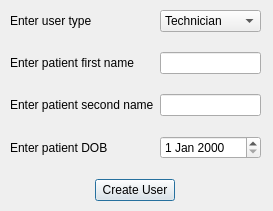
Above: createuser.ui from dan-yates1/pharmacy-system before the change. Below: the same form after it.
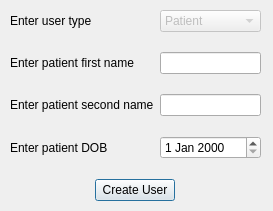
That is the form after the change. Icons and pictures are not drawn.

```diff
--- a/createuser.ui
+++ b/createuser.ui
@@ -37,14 +37,12 @@
       </item>
       <item row="0" column="1">
        <widget class="QComboBox" name="userTypeCombo">
+        <property name="enabled">
+         <bool>false</bool>
+        </property>
         <item>
          <property name="text">
-          <string>Technician</string>
-         </property>
-        </item>
-        <item>
-         <property name="text">
-          <string>Admin</string>
+          <string>Patient</string>
          </property>
         </item>
        </widget>
```
